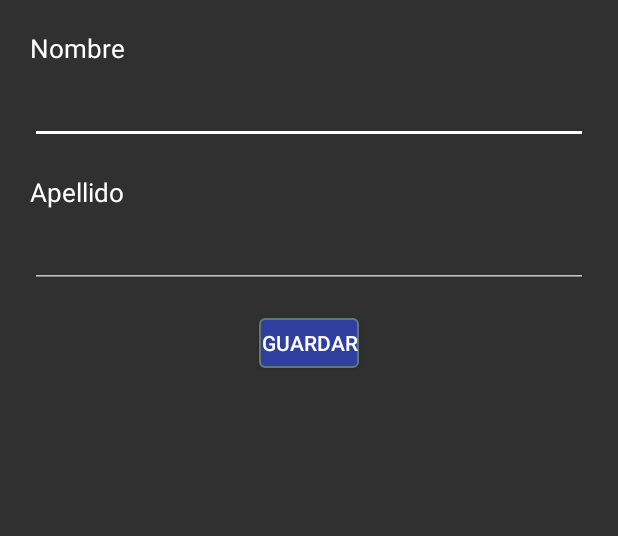
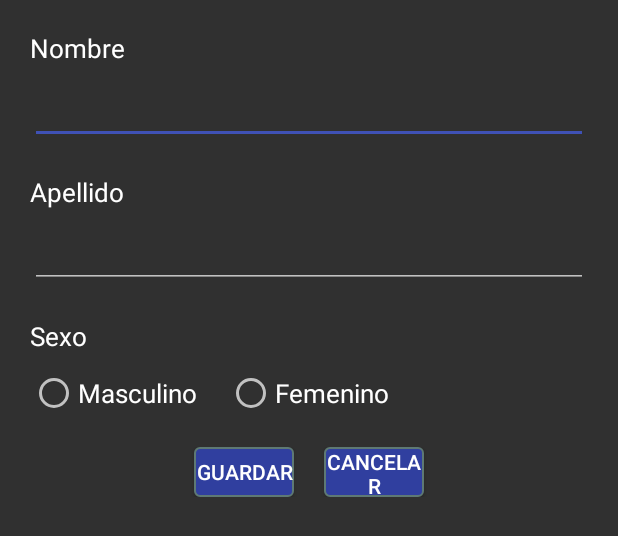
Before and after one commit to agustinbala/laboratorio-de-software-2015, an Android app: the layout alumn_new_dialog.xml on its own in the app's theme, with its tools: preview values and no code run, on a phone screen of 412 x 824 dp. Shown: the top 536 px of the screen. Run offline under Robolectric (Android 15) with nearby library versions, the light colour scheme and no system bars.

Commit message:
Added gender and size to AlumnDAO. Added selector to buttons.

```diff
--- a/HermesBucarBala/app/src/main/java/com/laboratoriodesoftware2015/hermesbucarbala/activity/ConfigurationActivity.java
+++ b/HermesBucarBala/app/src/main/java/com/laboratoriodesoftware2015/hermesbucarbala/activity/ConfigurationActivity.java
@@ -62,8 +62,8 @@ public class ConfigurationActivity extends AppCompatActivity implements Configur
         if(alumn != null) {
             name.setText(alumn.getName());
             lastname.setText(alumn.getLastname());
+            gender.setText(alumn.getGender().toString());
         }
-        //gender.setText(alumn.getGender().toString());
         //size.setText(alumn.getSize());
         if(conf != null) {
             port.setText(conf.getPort());
--- a/HermesBucarBala/app/src/main/java/com/laboratoriodesoftware2015/hermesbucarbala/domain/Alumn.java
+++ b/HermesBucarBala/app/src/main/java/com/laboratoriodesoftware2015/hermesbucarbala/domain/Alumn.java
@@ -20,7 +20,7 @@ public class Alumn implements Serializable{
     public static final String ALUMN_PICTOGRAM_COLUMN_ALUMN_ID = "ALUMN_ID";
     public static final String ALUMN_PICTOGRAM_COLUMN_PICTOGRAM_ID = "PICTOGRAM_ID";
 
-    public static final String[] ALL_COLUMNS = { COLUMN_ID, COLUMN_NAME, COLUMN_LASTNAME };
+    public static final String[] ALL_COLUMNS = { COLUMN_ID, COLUMN_NAME, COLUMN_LASTNAME, COLUMN_GENDER, COLUMN_SIZE };
 
 
     private long id;
@@ -78,9 +78,10 @@ public class Alumn implements Serializable{
         this.tabs = tabs;
     }
 
-    public Alumn(String name, String lastname) {
+    public Alumn(String name, String lastname, Character gender) {
         this.name = name;
         this.lastname = lastname;
+        this.gender = gender;
     }
 
     public Alumn() {
--- /dev/null
+++ b/HermesBucarBala/app/src/main/res/drawable/button_selector.xml
@@ -0,0 +1,5 @@
+<?xml version="1.0" encoding="utf-8"?>
+<selector xmlns:android="http://schemas.android.com/apk/res/android">
+    <item android:drawable="@drawable/button_shape_selected" android:state_pressed="true"/>
+    <item android:drawable="@drawable/button_shape"/>
+</selector>
--- /dev/null
+++ b/HermesBucarBala/app/src/main/res/drawable/button_shape_selected.xml
@@ -0,0 +1,6 @@
+<?xml version="1.0" encoding="utf-8"?>
+<shape xmlns:android="http://schemas.android.com/apk/res/android">
+    <corners android:radius="3dip" />
+    <stroke android:width="1dip" android:color="#5e7974" />
+    <solid android:color="@color/colorPrimary"/>
+</shape>
--- a/HermesBucarBala/app/src/main/res/layout/alumn_item.xml
+++ b/HermesBucarBala/app/src/main/res/layout/alumn_item.xml
@@ -15,7 +15,7 @@
     <View
         android:layout_width="match_parent"
         android:layout_height="1dp"
-        android:background="@color/white"
+        android:background="@color/colorPrimary"
         android:layout_marginTop="15dp"/>
 
 </LinearLayout>
--- a/HermesBucarBala/app/src/main/res/layout/alumn_new_dialog.xml
+++ b/HermesBucarBala/app/src/main/res/layout/alumn_new_dialog.xml
@@ -47,16 +47,71 @@
         android:textSize="15dp"
         android:textColor="#FFF"/>
 
+    <TextView
+        android:id="@+id/tv_gender"
+        android:layout_width="fill_parent"
+        android:layout_height="wrap_content"
+        android:layout_marginTop="20dp"
+        android:textSize="17dp"
+        android:layout_marginLeft="20dp"
+        android:layout_marginRight="20dp"
+        android:textColor="#FFF"
+        android:text="Sexo"
+        />
+
+        <RadioGroup xmlns:android="http://schemas.android.com/apk/res/android"
+            android:layout_width="fill_parent"
+            android:layout_height="wrap_content"
+            android:layout_marginTop="10dp"
+            android:layout_marginLeft="20dp"
+            android:layout_marginRight="20dp"
+            android:orientation="horizontal">
+
+            <RadioButton android:id="@+id/radio_gender_male"
+                android:layout_width="wrap_content"
+                android:layout_height="wrap_content"
+                android:layout_marginRight="20dp"
+                android:textColor="#FFF"
+                android:text="Masculino"
+                android:textSize="17dp"
+               />
+            <RadioButton android:id="@+id/radio_gender_female"
+                android:layout_width="wrap_content"
+                android:layout_height="wrap_content"
+                android:textColor="#FFF"
+                android:text="Femenino"
+                android:textSize="17dp"
+                />
+        </RadioGroup>
+
+    <LinearLayout
+        android:orientation="horizontal"
+        android:layout_width="match_parent"
+        android:layout_height="wrap_content"
+        android:layout_marginTop="20dp"
+        android:layout_marginBottom="20dp"
+        android:gravity="center_horizontal">
         <Button
             android:id="@+id/dialogButtonOK"
             android:layout_width="100px"
             android:layout_height="50px"
             android:text="Guardar"
             android:layout_gravity="center"
-        android:layout_marginTop="20dp"
-        android:layout_marginBottom="20dp"
+            android:layout_marginRight="20dp"
             android:textColor="#FFF"
-        android:background="@drawable/button_shape"
+            android:background="@drawable/button_selector"
+            />
+
+        <Button
+            android:id="@+id/dialogButtonCancel"
+            android:layout_width="100px"
+            android:layout_height="50px"
+            android:text="Cancelar"
+            android:layout_gravity="center"
+            android:textColor="#FFF"
+            android:background="@drawable/button_selector"
             />
 
     </LinearLayout>
+
+</LinearLayout>
--- a/HermesBucarBala/app/src/main/res/layout/configuration_new_dialog.xml
+++ b/HermesBucarBala/app/src/main/res/layout/configuration_new_dialog.xml
@@ -56,7 +56,7 @@
         android:layout_marginTop="20dp"
         android:layout_marginBottom="20dp"
         android:textColor="#FFF"
-        android:background="@drawable/button_shape"
+        android:background="@drawable/button_selector"
         />
 
 </LinearLayout>
--- a/HermesBucarBala/app/src/main/res/values/colors.xml
+++ b/HermesBucarBala/app/src/main/res/values/colors.xml
@@ -2,7 +2,7 @@
 <resources>
     <color name="colorPrimary">#3F51B5</color>
     <color name="colorPrimaryDark">#303F9F</color>
-    <color name="colorAccent">#FFFFFF</color>
+    <color name="colorAccent">#3F51B5</color>
     <color name="white">#FFFFFF</color>
     <color name="grey_light">#A4A4A4</color>
 </resources>
```
Also changed, not shown: HermesBucarBala/app/src/main/java/com/laboratoriodesoftware2015/hermesbucarbala/activity/LoginActivity.java (+20 -2 lines), HermesBucarBala/app/src/main/java/com/laboratoriodesoftware2015/hermesbucarbala/dao/AlumnDAO.java (+8 -5 lines), HermesBucarBala/app/src/main/java/com/laboratoriodesoftware2015/hermesbucarbala/presenter/LoginPresenter.java (+31 -8 lines), HermesBucarBala/app/src/main/res/layout/activity_login.xml (+8 -2 lines), HermesBucarBala/app/src/main/res/drawable/add.jpg (deleted). Lines whose indentation alone changed are shown as unchanged.
